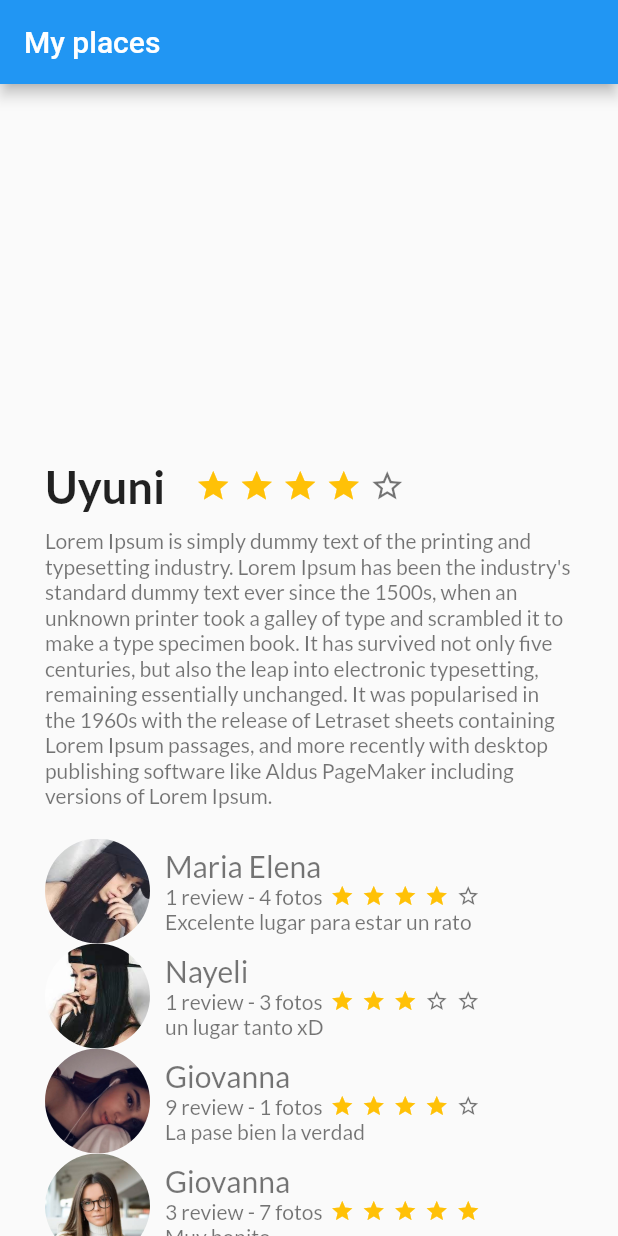
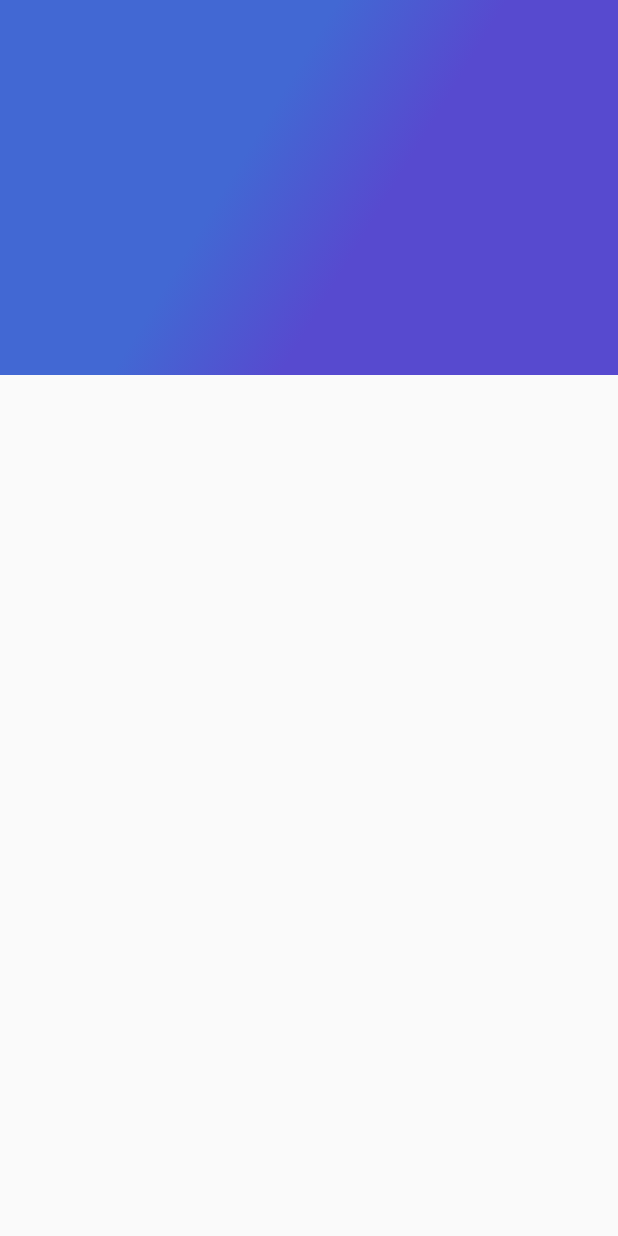
Before and after one commit to wowlegionomg/proyectoplaceparte1, a Flutter app: the screen it shows after launch, on a phone screen of 412 x 824 dp. Run offline on Flutter 3.47's test engine with Material 2 defaults, Android fonts, the phone set to English and light mode, and no system bars; our stand-ins replace google_fonts.

Commit message:
Clase 3 (10/08/2021) agregacion Widget LinearGradient

```diff
--- /dev/null
+++ b/lib/gradient_back.dart
@@ -0,0 +1,28 @@
+import 'package:flutter/cupertino.dart';
+import 'package:flutter/material.dart';
+import 'dart:ui' as ui;
+import 'package:google_fonts/google_fonts.dart';
+import 'review.dart';
+class GradienBack extends StatelessWidget {
+  @override
+  Widget build(BuildContext context) {
+    //gradiente
+    final gradiente = Container(
+      height:250,
+      decoration: BoxDecoration(
+          gradient: LinearGradient(
+              colors:[
+                Color(0xFF4268D3),
+                Color(0XFF574ACF)
+              ],
+              begin: FractionalOffset(0.0,0.0),
+              end: FractionalOffset(1.0,1.0),
+              stops:[0.4,0.6],
+              tileMode: TileMode.clamp
+          )
+
+      ),
+    );
+    return gradiente;
+  }
+}
--- a/lib/home.dart
+++ b/lib/home.dart
@@ -3,6 +3,8 @@ import 'package:flutter/material.dart';
 import 'descripcion_place.dart';
 import 'review_list.dart';
 import 'review.dart';
+import 'gradient_back.dart';
+import 'home_app_bar.dart';
 import 'dart:ui' as ui;
 import 'package:google_fonts/google_fonts.dart';
 
@@ -39,12 +41,12 @@ class MyHome extends StatelessWidget {
 
     //scafold
     return Scaffold(
-        appBar: AppBar(
+        /*appBar: AppBar(
           title: Text("My places"), //text
-        ), //appbar
+        ), */
         body: Stack(
           children: <Widget>[
-            listview
+            GradienBack()
           ],
         )
     );
--- /dev/null
+++ b/lib/home_app_bar.dart
@@ -0,0 +1,17 @@
+import 'package:flutter/cupertino.dart';
+import 'package:flutter/material.dart';
+import 'dart:ui' as ui;
+import 'package:google_fonts/google_fonts.dart';
+import 'review.dart';
+import 'gradient_back.dart';
+class HomeAppBar extends StatelessWidget {
+  @override
+  Widget build(BuildContext context) {
+    final appBar= Stack(
+      children:<Widget>[
+        GradienBack()
+      ],
+    );
+    return appBar;
+  }
+}
```
